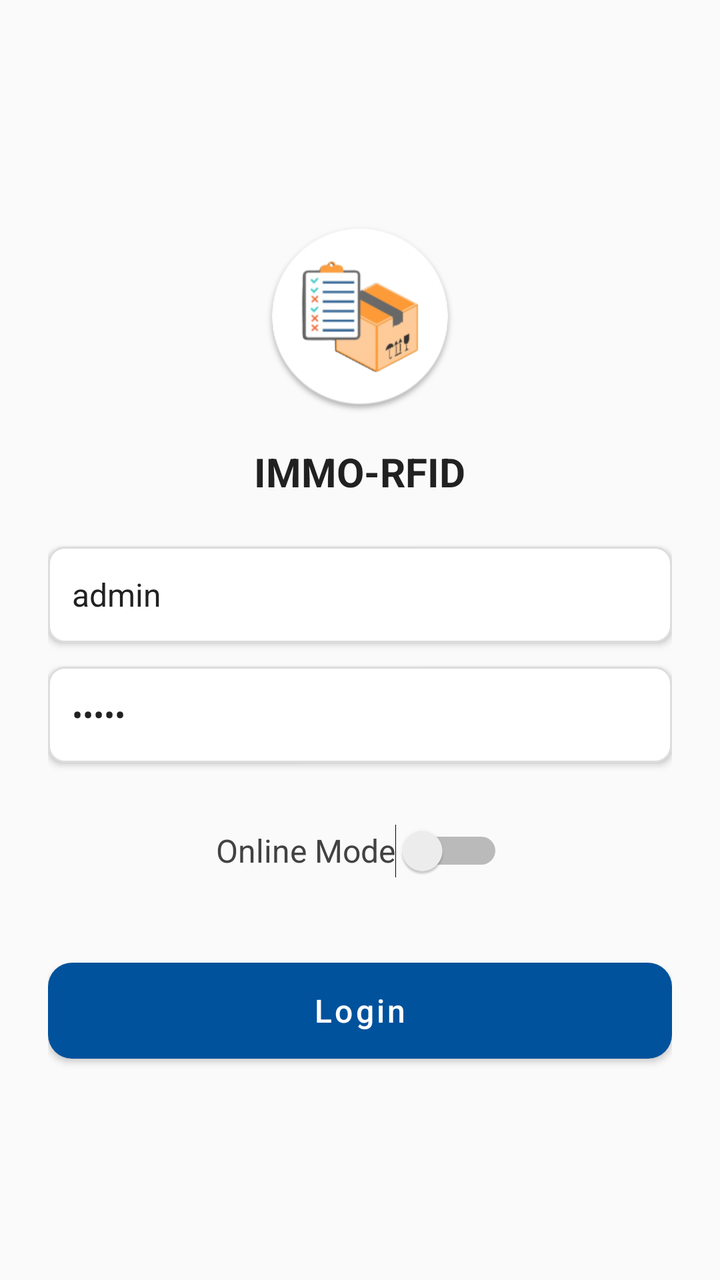
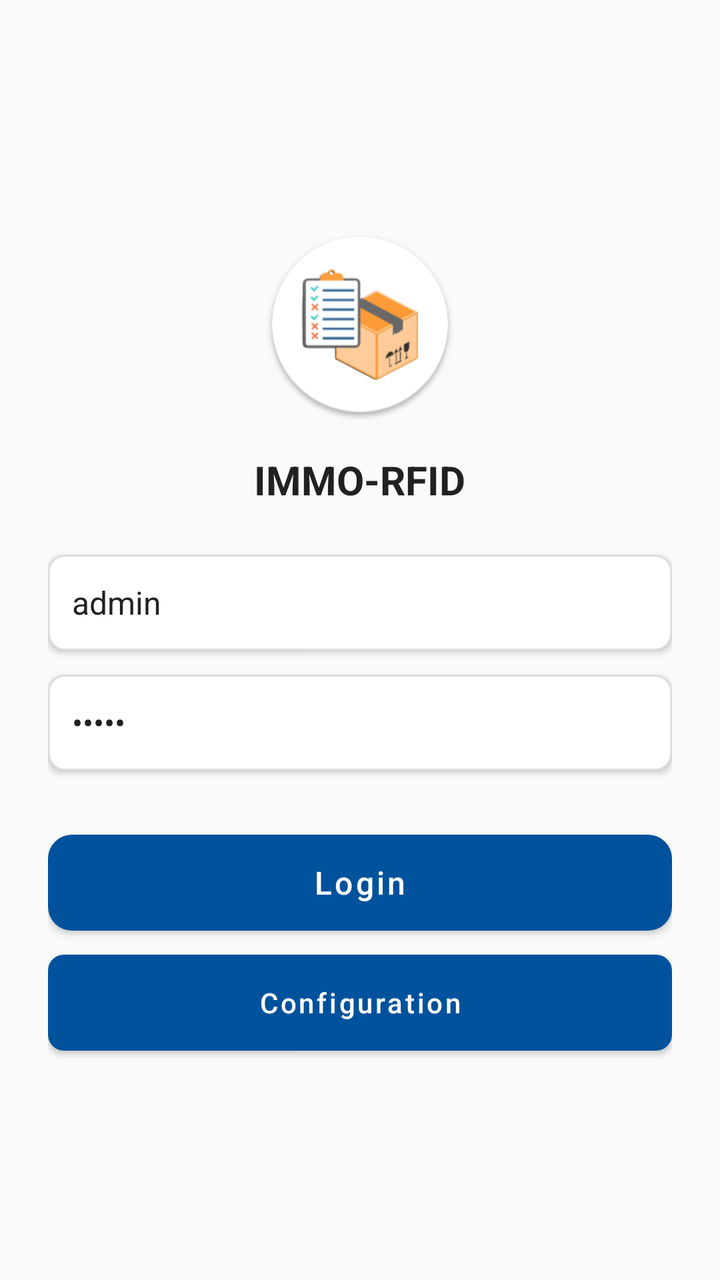

An Android layout rendered at two revisions. The XML below is the earlier revision; the diff shows what the commit changed to produce the second picture.
<!-- AndroidManifest.xml: application theme AppNewTheme -->
<!-- res/layout/activity_login.xml -->
<?xml version="1.0" encoding="utf-8"?>
<LinearLayout xmlns:android="http://schemas.android.com/apk/res/android"
    xmlns:tools="http://schemas.android.com/tools"
    android:layout_width="match_parent"
    android:layout_height="match_parent"
    android:orientation="vertical"
    android:padding="24dp"
    android:background="#FAFAFA"
    tools:context=".apps.LoginActivity"
    android:gravity="center">

    <ImageView
        android:layout_width="96dp"
        android:layout_height="96dp"
        android:layout_marginBottom="16dp"
        android:src="@drawable/ic_launcher_round"
        android:contentDescription="@string/app_name"
        android:elevation="4dp" />

    <TextView
        android:layout_width="wrap_content"
        android:layout_height="wrap_content"
        android:text="@string/app_name"
        android:textColor="#212121"
        android:textSize="20sp"
        android:textStyle="bold"
        android:layout_marginBottom="24dp" />

    <EditText
        android:id="@+id/etUsername"
        android:layout_width="match_parent"
        android:layout_height="wrap_content"
        android:hint="@string/username"
        android:text="@string/ADMIN_USERNAME"
        android:inputType="text"
        android:minHeight="48dp"
        android:padding="12dp"
        android:background="@drawable/edit_text_background"
        android:textColor="#212121"
        android:textSize="16sp"
        android:elevation="2dp" />

    <EditText
        android:id="@+id/etPassword"
        android:layout_width="match_parent"
        android:layout_height="wrap_content"
        android:layout_marginTop="12dp"
        android:hint="@string/password"
        android:text="@string/ADMIN_PASSWORD"
        android:inputType="textPassword"
        android:minHeight="48dp"
        android:padding="12dp"
        android:background="@drawable/edit_text_background"
        android:textColor="#212121"
        android:textSize="16sp"
        android:elevation="2dp" />

    <Switch
        android:id="@+id/switchMode"
        android:layout_width="wrap_content"
        android:layout_height="wrap_content"
        android:layout_marginTop="20dp"
        android:minHeight="48dp"
        android:text="@string/online_mode"
        android:textSize="16sp"
        android:textColor="#424242"
        tools:ignore="UseSwitchCompatOrMaterialXml" />

    <Button
        android:id="@+id/btnLogin"
        android:layout_width="match_parent"
        android:layout_height="wrap_content"
        android:layout_marginTop="32dp"
        android:text="@string/login"
        android:textColor="#FFFFFF"
        android:textSize="16sp"
        android:minHeight="48dp"
        android:background="@drawable/btn_login_background"
        android:elevation="6dp" />

</LinearLayout>
<!-- resources referenced by this layout -->
<resources>
  <!-- drawable btn_login_background (drawable) -->
  <selector xmlns:android="http://schemas.android.com/apk/res/android">
      <item android:state_pressed="true">
          <shape android:shape="rectangle">
              <solid android:color="#303F9F" /> 
              <corners android:radius="12dp" />
          </shape>
      </item>
      <item>
          <shape android:shape="rectangle">
              <solid android:color="#3F51B5" /> 
              <corners android:radius="12dp" />
              <shadow
                  android:color="#66000000"
                  android:radius="4dp" />
          </shape>
      </item>
  </selector>
  <!-- drawable edit_text_background (drawable) -->
  <shape xmlns:android="http://schemas.android.com/apk/res/android" android:shape="rectangle">
      <solid android:color="#FFFFFF" />
      <corners android:radius="8dp" />
      <stroke android:width="1dp" android:color="#DDDDDD"/>
  </shape>
  <!-- drawable ic_launcher_round: png bitmap (drawable, 25695 bytes) -->
  <string name="ADMIN_PASSWORD">admin</string>
  <string name="ADMIN_USERNAME">admin</string>
  <string name="app_name">IMMO-RFID</string>
  <string name="login">Login</string>
  <string name="online_mode">Online Mode</string>
  <string name="password">Password</string>
  <string name="username">Username</string>
  <style name="AppNewTheme" parent="Theme.MaterialComponents.Light.NoActionBar">
          <item name="colorPrimary">@color/colorPrimary</item>
          <item name="colorPrimaryDark">@color/colorPrimaryDark</item>
          <item name="colorAccent">@color/colorPrimary</item>
          <item name="android:textAllCaps">false</item>
          <item name="windowActionBar">false</item>
          <item name="windowNoTitle">true</item>
          <item name="actionButtonStyle">@style/ActionButtonStyle</item>
          <item name="actionBarTabTextStyle">@style/ActionTabTextStyle</item>
      </style>
  <color name="colorPrimary">#00529c</color>
  <color name="colorPrimaryDark">#3F51B5</color>
  <style name="ActionButtonStyle">
          <item name="android:minWidth">0dp</item>
          <item name="android:paddingLeft">0dp</item>
          <item name="android:paddingRight">5dp</item>
      </style>
  <style name="ActionTabTextStyle">
          <item name="android:textAllCaps">false</item>
      </style>
</resources>

<!-- the commit's change to res/layout/activity_login.xml (unified diff, before → after) -->
@@ -55,17 +55,6 @@
         android:textSize="16sp"
         android:elevation="2dp" />
 
-    <Switch
-        android:id="@+id/switchMode"
-        android:layout_width="wrap_content"
-        android:layout_height="wrap_content"
-        android:layout_marginTop="20dp"
-        android:minHeight="48dp"
-        android:text="@string/online_mode"
-        android:textSize="16sp"
-        android:textColor="#424242"
-        tools:ignore="UseSwitchCompatOrMaterialXml" />
-
     <Button
         android:id="@+id/btnLogin"
         android:layout_width="match_parent"
@@ -78,4 +67,16 @@
         android:background="@drawable/btn_login_background"
         android:elevation="6dp" />
 
+    <Button
+        android:id="@+id/btnConfig"
+        android:layout_width="match_parent"
+        android:layout_height="wrap_content"
+        android:layout_marginTop="12dp"
+        android:text="Configuration"
+        android:textColor="#FFFFFF"
+        android:textSize="14sp"
+        android:minHeight="48dp"
+        android:background="@drawable/btn_config_background"
+        android:elevation="4dp" />
+
 </LinearLayout>
<!-- resource entries referenced after the edit -->
@@ -1,5 +1,16 @@
 <!-- resources referenced by this layout -->
 <resources>
+  <!-- drawable btn_config_background (drawable) -->
+  <?xml version="1.0" encoding="utf-8"?>
+  <shape xmlns:android="http://schemas.android.com/apk/res/android">
+      <solid android:color="#757575" />
+      <corners android:radius="8dp" />
+      <padding
+          android:left="16dp"
+          android:top="12dp"
+          android:right="16dp"
+          android:bottom="12dp" />
+  </shape>
   <!-- drawable btn_login_background (drawable) -->
   <selector xmlns:android="http://schemas.android.com/apk/res/android">
       <item android:state_pressed="true">
@@ -29,7 +40,6 @@
   <string name="ADMIN_USERNAME">admin</string>
   <string name="app_name">IMMO-RFID</string>
   <string name="login">Login</string>
-  <string name="online_mode">Online Mode</string>
   <string name="password">Password</string>
   <string name="username">Username</string>
   <style name="AppNewTheme" parent="Theme.MaterialComponents.Light.NoActionBar">
